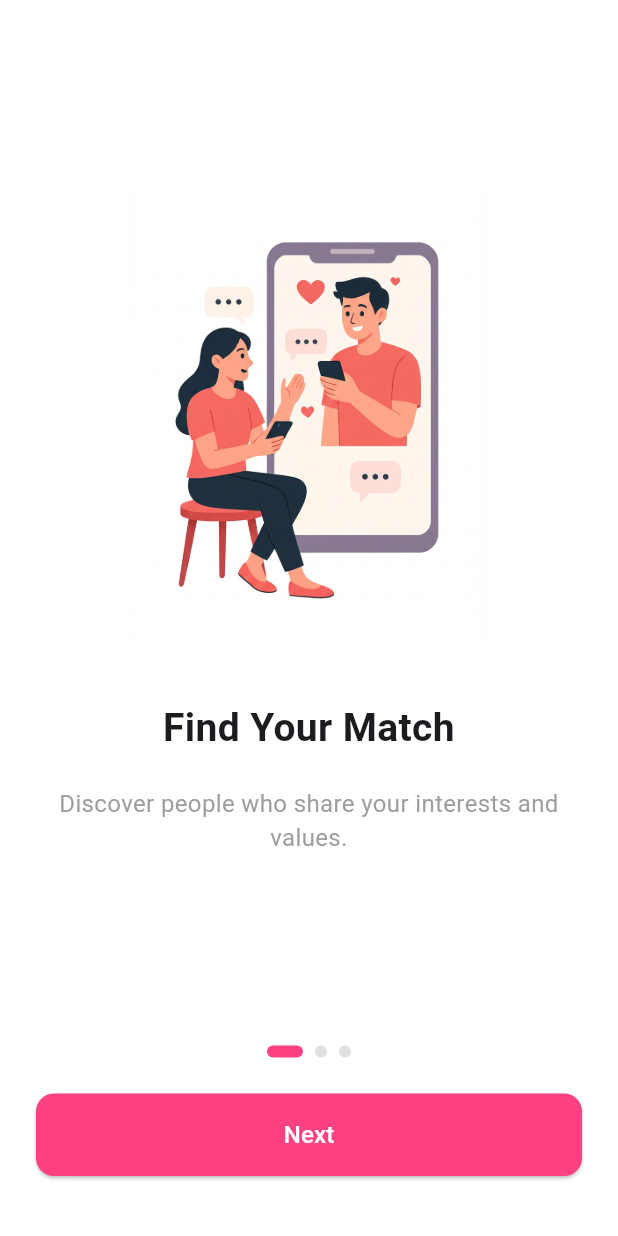
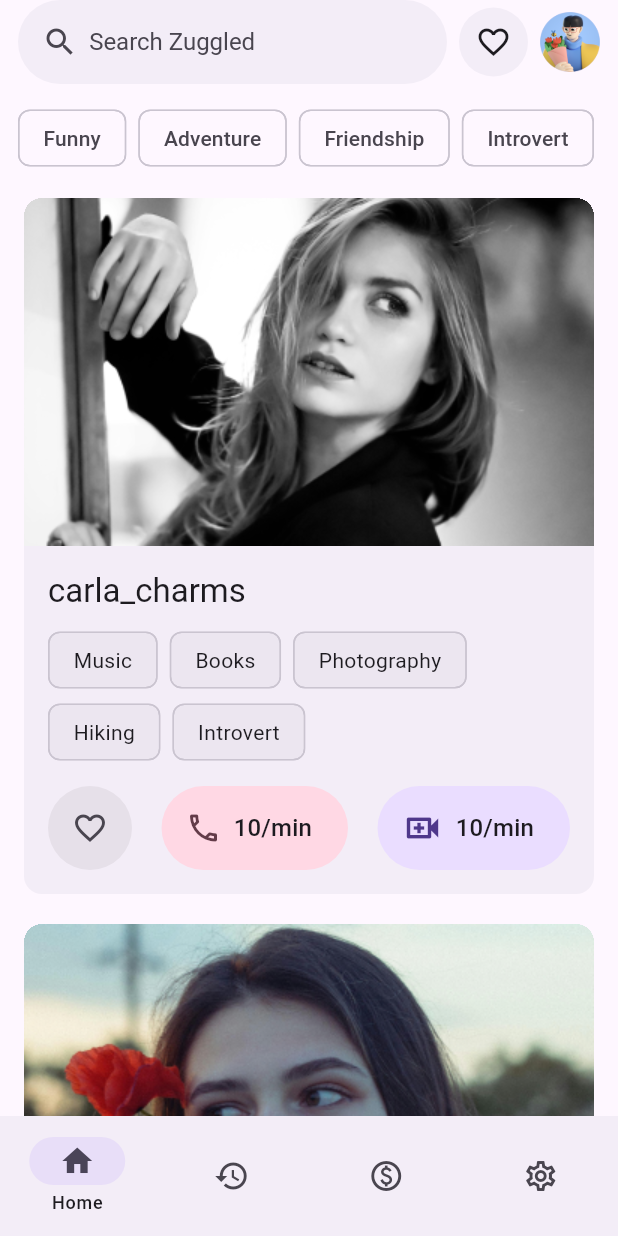
Before and after one commit to maniraj1234/zuggled, a Flutter app: the screen it shows after launch, on a phone screen of 412 x 824 dp. Run offline on Flutter 3.47's test engine with Material 3 defaults, Android fonts, the phone set to English and light mode, and no system bars; our stand-ins replace dio, firebase_auth, firebase_core, flutter_bloc, flutter_dotenv, go_router; missing offline and left inert: http_status_code, stream_video, stream_video_flutter; accounts and stored records are empty.

Commit message:
Added HomeScreen, Navigation Bar and setup Router Config for all main screens with ShellRouter

```diff
--- a/frontend/lib/core/app_root.dart
+++ b/frontend/lib/core/app_root.dart
@@ -16,7 +16,11 @@ class AppRoot extends StatelessWidget {
   Widget build(BuildContext context) {
     return BlocProvider(
       create: (_) => AuthBloc(authService: AuthService())..add(InitEvent()),
-      child: MaterialApp.router(routerConfig: mainRouter),
+      child: MaterialApp.router(
+        debugShowCheckedModeBanner: false,
+        theme: ThemeData(brightness: Brightness.light),
+        routerConfig: mainRouter,
+      ),
     );
   }
 }
--- a/frontend/lib/core/navigation/main_router.dart
+++ b/frontend/lib/core/navigation/main_router.dart
@@ -1,5 +1,11 @@
+import 'package:frontend/core/navigation/root_nav_screen.dart';
 import 'package:frontend/features/calling/pages/call_feature.dart';
 import 'package:frontend/features/onboarding/onboarding.dart';
+import 'package:frontend/views/coins_screen.dart';
+import 'package:frontend/views/history_screen.dart';
+import 'package:frontend/views/home_screen.dart';
+import 'package:frontend/views/settings_screen.dart';
+import 'package:frontend/widgets/transition_page.dart';
 import 'package:go_router/go_router.dart';
 import 'package:frontend/core/navigation/nav_error_handler.dart';
 
@@ -21,14 +27,45 @@ final GoRouter mainRouter = GoRouter(
   /// **Initial Route**
   ///
   /// Defines the default screen to show when the app starts.
-  initialLocation: '/',
+  initialLocation: '/home',
 
   /// **Application Routes**
   ///
   /// - [`OnboardingScreen`] serves as the main view (for testing purposes).
   /// - Additional screens can be added here for modular navigation.
   routes: [
-    GoRoute(path: '/', builder: (context, state) => OnboardingScreen()),
+    //TODO:Change HomeScreen to OnboardingScreen()
+    ShellRoute(
+      pageBuilder:
+          (context, state, child) =>
+              NoTransitionPage(child: RootNavScreen(child: child)),
+      routes: [
+        GoRoute(
+          path: '/home',
+          pageBuilder:
+              (context, state) =>
+                  TransitionPage(child: HomeScreen(), state: state),
+        ),
+        GoRoute(
+          path: '/history',
+          pageBuilder:
+              (context, state) =>
+                  TransitionPage(child: HistoryScreen(), state: state),
+        ),
+        GoRoute(
+          path: '/coins',
+          pageBuilder:
+              (context, state) =>
+                  TransitionPage(child: CoinsScreen(), state: state),
+        ),
+        GoRoute(
+          path: '/settings',
+          pageBuilder:
+              (context, state) =>
+                  TransitionPage(child: SettingsScreen(), state: state),
+        ),
+      ],
+    ),
     GoRoute(
       path: '/call_screen',
       builder: (context, state) => CallScreen(title: "call home screen"),
--- /dev/null
+++ b/frontend/lib/core/navigation/root_nav_screen.dart
@@ -0,0 +1,16 @@
+import 'package:flutter/material.dart';
+import 'package:frontend/widgets/bottom_nav_bar.dart';
+
+class RootNavScreen extends StatefulWidget {
+  const RootNavScreen({super.key, required this.child});
+  final Widget child;
+  @override
+  State<RootNavScreen> createState() => _RootNavScreenState();
+}
+
+class _RootNavScreenState extends State<RootNavScreen> {
+  @override
+  Widget build(BuildContext context) {
+    return Scaffold(bottomNavigationBar: BottomNavBar(), body: widget.child);
+  }
+}
--- a/frontend/lib/main.dart
+++ b/frontend/lib/main.dart
@@ -1,17 +1,25 @@
 import 'package:firebase_core/firebase_core.dart';
 import 'package:flutter/material.dart';
+import 'package:flutter/services.dart';
 import 'package:flutter_dotenv/flutter_dotenv.dart';
 import 'package:frontend/core/app_root.dart';
 
 void main() async {
   WidgetsFlutterBinding.ensureInitialized();
   await Firebase.initializeApp();
+  SystemChrome.setSystemUIOverlayStyle(
+    SystemUiOverlayStyle(
+      statusBarColor: Colors.black, // Example color
+      statusBarIconBrightness: Brightness.light,
+      statusBarBrightness: Brightness.dark,
+    ),
+  );
 
   ///**App Entry Point**
   ///
   ///
   ///load environment variables from .env file
-  await dotenv.load(fileName: "lib/core/config/.env");
+  await dotenv.load(fileName: "lib/core/config/template.env");
 
   ///[AppRoot] is the entry component of the application
   runApp(AppRoot());
--- /dev/null
+++ b/frontend/lib/views/coins_screen.dart
@@ -0,0 +1,15 @@
+import 'package:flutter/material.dart';
+
+class CoinsScreen extends StatefulWidget {
+  const CoinsScreen({super.key});
+
+  @override
+  State<CoinsScreen> createState() => _CoinsScreenState();
+}
+
+class _CoinsScreenState extends State<CoinsScreen> {
+  @override
+  Widget build(BuildContext context) {
+    return const Text("Coins");
+  }
+}
--- /dev/null
+++ b/frontend/lib/views/history_screen.dart
@@ -0,0 +1,15 @@
+import 'package:flutter/material.dart';
+
+class HistoryScreen extends StatefulWidget {
+  const HistoryScreen({super.key});
+
+  @override
+  State<HistoryScreen> createState() => _HistoryScreenState();
+}
+
+class _HistoryScreenState extends State<HistoryScreen> {
+  @override
+  Widget build(BuildContext context) {
+    return const Text("History");
+  }
+}
--- /dev/null
+++ b/frontend/lib/views/home_screen.dart
@@ -0,0 +1,129 @@
+import 'package:flutter/material.dart';
+import 'package:frontend/widgets/profile_card.dart';
+
+class HomeScreen extends StatefulWidget {
+  const HomeScreen({super.key});
+
+  @override
+  State<HomeScreen> createState() => _HomeScreenState();
+}
+
+class _HomeScreenState extends State<HomeScreen> {
+  @override
+  Widget build(BuildContext context) {
+    return CustomScrollView(
+      slivers: [
+        SliverAppBar(
+          forceMaterialTransparency: true,
+          floating: true,
+          titleSpacing: 12,
+          title: Row(
+            children: [
+              Expanded(
+                child: SizedBox(
+                  height: 56,
+                  child: FilledButton.tonalIcon(
+                    icon: Icon(Icons.search, size: 24),
+                    onPressed: () {},
+                    label: const Text("Search Zuggled"),
+                    style: ButtonStyle(
+                      alignment: Alignment.centerLeft,
+                      textStyle: WidgetStatePropertyAll(
+                        TextStyle(fontSize: 16),
+                      ),
+                      foregroundColor: WidgetStatePropertyAll(
+                        Theme.of(context).colorScheme.onSurfaceVariant,
+                      ),
+                      backgroundColor: WidgetStatePropertyAll(
+                        Theme.of(context).colorScheme.surfaceContainer,
+                      ),
+                    ),
+                  ),
+                ),
+              ),
+              SizedBox(width: 8),
+              SizedBox(
+                height: 46,
+                width: 46,
+                child: IconButton.filledTonal(
+                  style: ButtonStyle(
+                    backgroundColor: WidgetStatePropertyAll(
+                      Theme.of(context).colorScheme.surfaceContainer,
+                    ),
+                  ),
+                  onPressed: () {},
+                  icon: Icon(Icons.favorite_outline),
+                ),
+              ),
+              SizedBox(width: 8),
+              SizedBox(
+                height: 40,
+                width: 40,
+                child: IconButton.filledTonal(
+                  padding: EdgeInsets.zero,
+                  constraints: BoxConstraints(),
+                  onPressed: () {},
+                  icon: Image.asset("lib/assets/images/user_pfp_test.png"),
+                ),
+              ),
+            ],
+          ),
+        ),
+
+        SliverToBoxAdapter(
+          child: Padding(
+            padding: EdgeInsets.symmetric(horizontal: 12),
+            child: Column(
+              mainAxisSize: MainAxisSize.min,
+              children: [
+                SizedBox(height: 12),
+                SingleChildScrollView(
+                  scrollDirection: Axis.horizontal,
+                  child: Row(
+                    children: [
+                      Chip(label: const Text("Funny")),
+                      SizedBox(width: 8),
+                      Chip(label: const Text("Adventure")),
+                      SizedBox(width: 8),
+                      Chip(label: const Text("Friendship")),
+                      SizedBox(width: 8),
+                      Chip(label: const Text("Introvert")),
+                      SizedBox(width: 8),
+                    ],
+                  ),
+                ),
+                SizedBox(height: 12),
+                ProfileCard(
+                  profile: UserProfile(
+                    username: "carla_charms",
+                    userid: "user_001",
+                    interests: [
+                      "Music",
+                      "Books",
+                      "Photography",
+                      "Hiking",
+                      "Introvert",
+                    ],
+                    isFavorite: false,
+                    profilePicture: "lib/assets/images/user_001.png",
+                  ),
+                ),
+                SizedBox(height: 12),
+
+                ProfileCard(
+                  profile: UserProfile(
+                    username: "art_lover",
+                    userid: "user_002",
+                    interests: ["painting", "sculpture", "history"],
+                    isFavorite: false,
+                    profilePicture: "lib/assets/images/user_002.png",
+                  ),
+                ),
+              ],
+            ),
+          ),
+        ),
+      ],
+    );
+  }
+}
--- /dev/null
+++ b/frontend/lib/views/settings_screen.dart
@@ -0,0 +1,15 @@
+import 'package:flutter/material.dart';
+
+class SettingsScreen extends StatefulWidget {
+  const SettingsScreen({super.key});
+
+  @override
+  State<SettingsScreen> createState() => _SettingsScreenState();
+}
+
+class _SettingsScreenState extends State<SettingsScreen> {
+  @override
+  Widget build(BuildContext context) {
+    return const Text("Settings");
+  }
+}
--- /dev/null
+++ b/frontend/lib/widgets/bottom_nav_bar.dart
@@ -0,0 +1,58 @@
+import 'package:flutter/material.dart';
+import 'package:go_router/go_router.dart';
+
+class BottomNavBar extends StatefulWidget {
+  const BottomNavBar({super.key});
+  @override
+  State<BottomNavBar> createState() => _BottomNavBarState();
+}
+
+class _BottomNavBarState extends State<BottomNavBar> {
+  int selectedIndex = 0;
+  void onDestinationChange(value) {
+    setState(() {
+      selectedIndex = value;
+      switch (value) {
+        case 0:
+          context.go('/home');
+        case 1:
+          context.go('/history');
+        case 2:
+          context.go('/coins');
+        case 3:
+          context.go('/settings');
+      }
+    });
+  }
+
+  @override
+  Widget build(BuildContext context) {
+    return NavigationBar(
+      labelBehavior: NavigationDestinationLabelBehavior.onlyShowSelected,
+      selectedIndex: selectedIndex,
+      onDestinationSelected: onDestinationChange,
+      destinations: <NavigationDestination>[
+        NavigationDestination(
+          icon: Icon(Icons.home_outlined),
+          selectedIcon: Icon(Icons.home),
+          label: "Home",
+        ),
+        NavigationDestination(
+          icon: Icon(Icons.history_outlined),
+          selectedIcon: Icon(Icons.history),
+          label: "History",
+        ),
+        NavigationDestination(
+          icon: Icon(Icons.paid_outlined),
+          selectedIcon: Icon(Icons.paid),
+          label: "Coins",
+        ),
+        NavigationDestination(
+          icon: Icon(Icons.settings_outlined),
+          selectedIcon: Icon(Icons.settings),
+          label: "Settings",
+        ),
+      ],
+    );
+  }
+}
--- /dev/null
+++ b/frontend/lib/widgets/profile_card.dart
@@ -0,0 +1,145 @@
+import 'package:flutter/material.dart';
+
+class UserProfile {
+  UserProfile({
+    required this.username,
+    required this.userid,
+    required this.interests,
+    required this.isFavorite,
+    required this.profilePicture,
+  });
+  final String username;
+  final String userid;
+  final List<String> interests;
+  bool isFavorite;
+  final String profilePicture;
+}
+
+class ProfileCard extends StatefulWidget {
+  const ProfileCard({super.key, required this.profile});
+  final UserProfile profile;
+  @override
+  State<ProfileCard> createState() => _ProfileCardState();
+}
+
+class _ProfileCardState extends State<ProfileCard> {
+  late UserProfile profile;
+  @override
+  void initState() {
+    super.initState();
+    profile = widget.profile;
+  }
+
+  @override
+  Widget build(BuildContext context) {
+    return Card(
+      elevation: 0,
+      color: Theme.of(context).colorScheme.surfaceContainer,
+      clipBehavior: Clip.hardEdge,
+      child: Column(
+        crossAxisAlignment: CrossAxisAlignment.start,
+        mainAxisSize: MainAxisSize.min,
+        children: [
+          Image.asset(profile.profilePicture, fit: BoxFit.fitWidth),
+          Padding(
+            padding: EdgeInsets.all(16),
+            child: Column(
+              mainAxisSize: MainAxisSize.min,
+              crossAxisAlignment: CrossAxisAlignment.start,
+              children: [
+                Text(
+                  profile.username,
+                  style: Theme.of(context).textTheme.titleLarge,
+                ),
+                SizedBox(height: 8),
+                Wrap(
+                  direction: Axis.horizontal,
+                  children:
+                      profile.interests.map((item) {
+                        return Padding(
+                          padding: EdgeInsets.only(right: 8),
+                          child: Chip(
+                            backgroundColor:
+                                Theme.of(
+                                  context,
+                                ).colorScheme.surfaceContainerHigh,
+                            label: Text(
+                              item,
+                              style: Theme.of(context).textTheme.bodyMedium,
+                            ),
+                          ),
+                        );
+                      }).toList(),
+                ),
+                SizedBox(height: 12),
+                Row(
+                  mainAxisAlignment: MainAxisAlignment.spaceBetween,
+                  children: [
+                    SizedBox(
+                      height: 56,
+                      width: 56,
+                      child: IconButton.filledTonal(
+                        isSelected: profile.isFavorite,
+                        onPressed: () {
+                          setState(() {
+                            profile.isFavorite = !profile.isFavorite;
+                          });
+                        },
+                        icon: Icon(Icons.favorite_outline, size: 24),
+                        selectedIcon: Icon(Icons.favorite, size: 24),
+                      ),
+                    ),
+
+                    SizedBox(
+                      height: 56,
+                      child: FilledButton.icon(
+                        style: ButtonStyle(
+                          foregroundColor: WidgetStatePropertyAll(
+                            Theme.of(context).colorScheme.onTertiaryContainer,
+                          ),
+                          backgroundColor: WidgetStatePropertyAll(
+                            Theme.of(context).colorScheme.tertiaryContainer,
+                          ),
+                        ),
+                        onPressed: () {},
+                        icon: Icon(Icons.call_outlined, size: 24, weight: 800),
+                        label: Text(
+                          "10/min",
+                          style: Theme.of(context).textTheme.titleMedium,
+                        ),
+                      ),
+                    ),
+
+                    SizedBox(
+                      height: 56,
+                      child: FilledButton.icon(
+                        style: ButtonStyle(
+                          foregroundColor: WidgetStatePropertyAll(
+                            Theme.of(context).colorScheme.onPrimaryContainer,
+                          ),
+                          backgroundColor: WidgetStatePropertyAll(
+                            Theme.of(context).colorScheme.primaryContainer,
+                          ),
+                        ),
+                        onPressed: () {},
+                        icon: Icon(
+                          Icons.video_call_outlined,
+                          size: 28,
+                          weight: 800,
+                        ),
+                        label: Text(
+                          "10/min",
+                          style: Theme.of(context).textTheme.titleMedium,
+                        ),
+                      ),
+                    ),
+                  ],
+                ),
+              ],
+            ),
+          ),
+        ],
+      ),
+    );
+  }
+}
--- /dev/null
+++ b/frontend/lib/widgets/transition_page.dart
@@ -0,0 +1,20 @@
+import 'package:animations/animations.dart';
+import 'package:flutter/material.dart';
+import 'package:go_router/go_router.dart';
+
+class TransitionPage extends CustomTransitionPage {
+  final GoRouterState state;
+  TransitionPage({required super.child, required this.state})
+    : super(
+        key: state.pageKey,
+        transitionDuration: Durations.short4,
+        reverseTransitionDuration: Durations.short1,
+        transitionsBuilder:
+            (context, animation, secondaryAnimation, child) =>
+                FadeThroughTransition(
+                  secondaryAnimation: secondaryAnimation,
+                  animation: animation,
+                  child: child,
+                ),
+      );
+}
--- a/frontend/pubspec.yaml
+++ b/frontend/pubspec.yaml
@@ -44,6 +44,7 @@ dependencies:
   firebase_auth: ^5.5.4
   firebase_core: ^3.13.1
   flutter_bloc: ^9.1.1
+  animations: ^2.0.11
 
 dev_dependencies:
   flutter_test:
@@ -74,7 +75,7 @@ flutter:
   assets:
     - lib/assets/images/
     - lib/assets/images/onboarding/
-    - lib/core/config/.env
+    - lib/core/config/template.env
     - lib/assets/json/onboarding_data.json
 
   # An image asset can refer to one or more resolution-specific "variants", see
```
Also changed, not shown: frontend/lib/assets/json/feed_data.json (added, +37 -0 lines), frontend/lib/assets/images/user_001.png (added), frontend/lib/assets/images/user_002.png (added), frontend/lib/assets/images/user_pfp_test.png (added), frontend/pubspec.lock, 4 other files.
